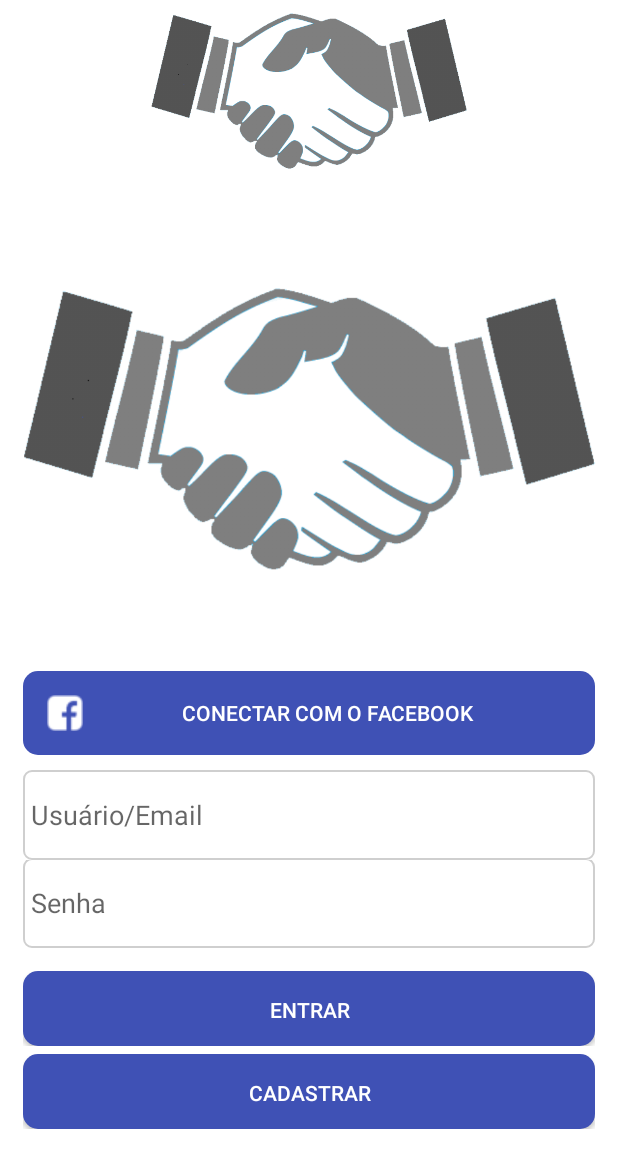
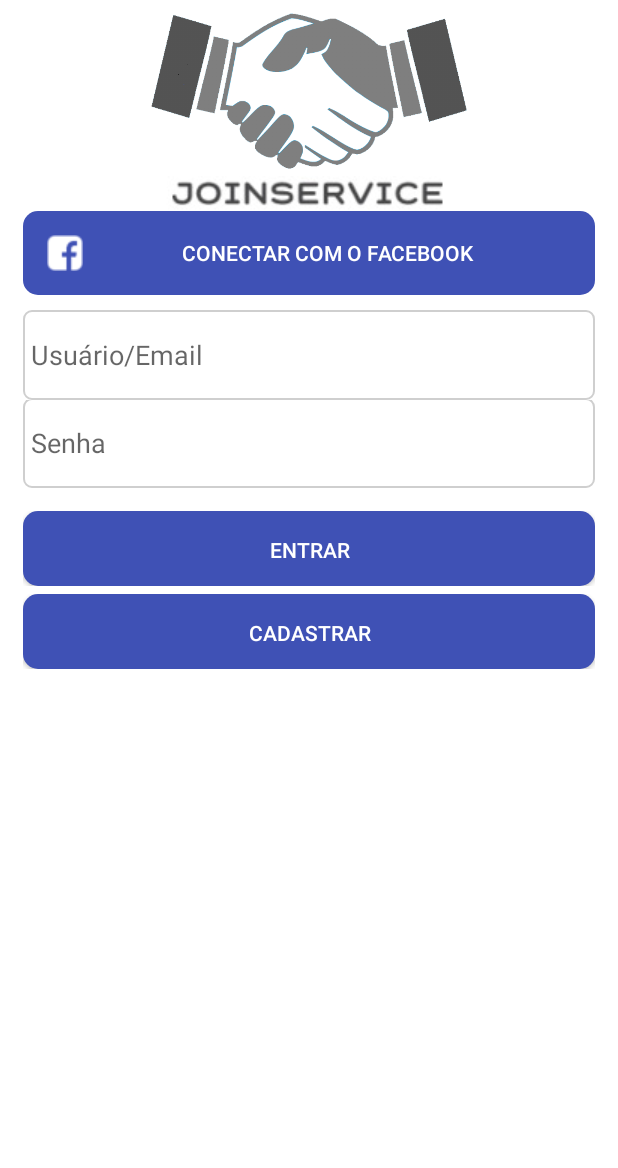
Before and after one commit to BrunoFelix/JoinService, an Android app: the screen it shows after launch (TelaLogin), on a phone screen of 412 x 824 dp. Shown: the top 1168 px of the screen. Run offline under Robolectric (Android 15) with nearby library versions, the phone set to English and light mode, and no system bars.

Commit message:
Add Logo e Nome na Tela de Login

```diff
--- a/app/src/main/java/com/joinservice/joinservice/TelaCadastro.java
+++ b/app/src/main/java/com/joinservice/joinservice/TelaCadastro.java
@@ -2,6 +2,11 @@
 
 import android.support.v7.app.AppCompatActivity;
 import android.os.Bundle;
+import android.view.LayoutInflater;
+import android.view.View;
+import android.view.ViewGroup;
+import android.widget.ArrayAdapter;
+import android.widget.ListView;
 
 public class TelaCadastro extends AppCompatActivity {
 
--- a/app/src/main/res/layout/activity_tela_cadastro.xml
+++ b/app/src/main/res/layout/activity_tela_cadastro.xml
@@ -5,10 +5,6 @@
     android:layout_width="match_parent"
     android:layout_height="match_parent"
     tools:context="com.joinservice.joinservice.TelaCadastro">
-
-
-
-
 
     <TextView
         android:id="@+id/textViewCadastro"
@@ -21,7 +17,6 @@
         android:layout_alignParentTop="true"
         android:layout_alignLeft="@+id/editNome"
         android:layout_alignStart="@+id/editNome" />
-
 
     <EditText
         android:id="@+id/editCidade"
@@ -37,7 +32,6 @@
         android:layout_alignLeft="@+id/editBairro"
         android:layout_alignStart="@+id/editBairro" />
 
-
             <EditText
                 android:id="@+id/editUF"
                 android:layout_width="56dp"
@@ -51,7 +45,6 @@
                 android:layout_alignBottom="@+id/editCidade"
                 android:layout_alignRight="@+id/editBairro"
                 android:layout_alignEnd="@+id/editBairro" />
-
 
     <EditText
         android:id="@+id/editN"
@@ -102,14 +95,13 @@
                 android:layout_width="362dp"
                 android:layout_height="42dp"
                 android:ems="10"
-                android:hint="Nome completo"
+                android:hint="Nome Completo"
                 android:inputType="text"
                 tools:layout_editor_absoluteX="11dp"
                 tools:layout_editor_absoluteY="153dp"
                 android:layout_marginTop="176dp"
                 android:layout_below="@+id/textViewCadastro"
                 android:layout_centerHorizontal="true" />
-
 
     <EditText
         android:id="@+id/editEndereco"
@@ -136,6 +128,4 @@
         android:layout_below="@+id/editNome"
         android:layout_alignLeft="@+id/editNome"
         android:layout_alignStart="@+id/editNome" />
-
-
 </RelativeLayout>
--- a/app/src/main/res/layout/activity_tela_login.xml
+++ b/app/src/main/res/layout/activity_tela_login.xml
@@ -21,12 +21,12 @@
                             android:layout_height="117dp"
                             android:src="@drawable/logo"/>
                 <ImageView
-                    android:layout_width="match_parent"
+                    android:layout_width="fill_parent"
                     android:layout_height="match_parent"
-                    android:src="@drawable/logo"/>
-                </LinearLayout>
+                    android:src="@drawable/logonome" />
+        </LinearLayout>
 
-                /*<LinearLayout
+                <LinearLayout
                     android:layout_width="fill_parent"
                     android:layout_height="wrap_content"
                     android:orientation="horizontal"
```
Also changed, not shown: app/src/main/res/drawable/logonome.png (added).
